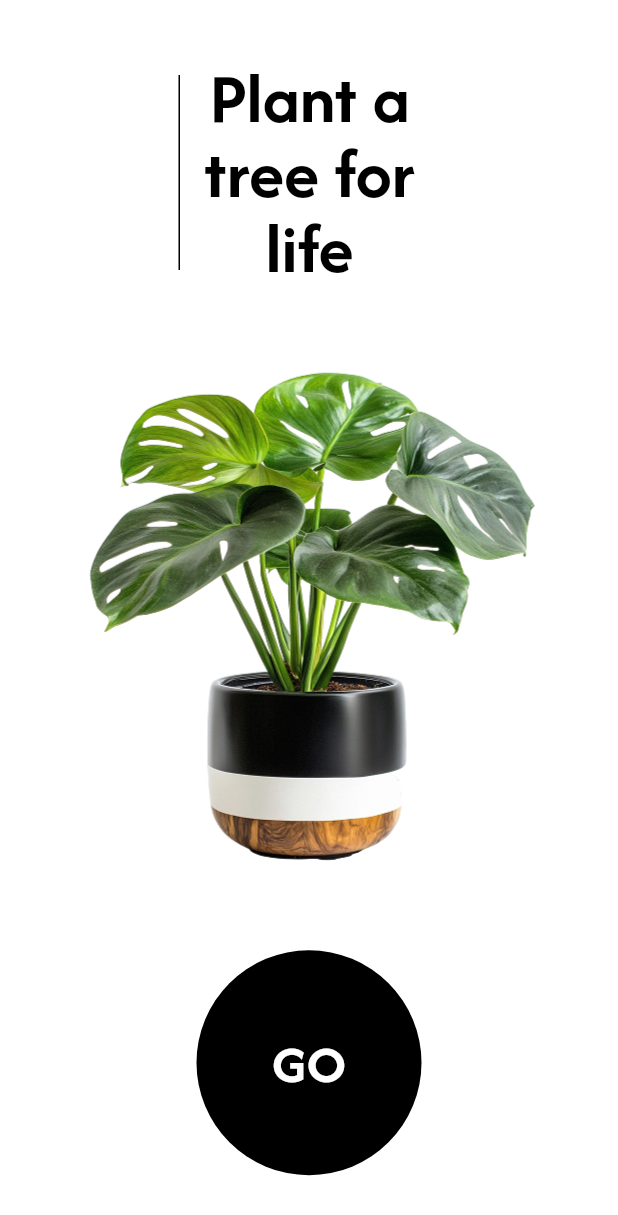
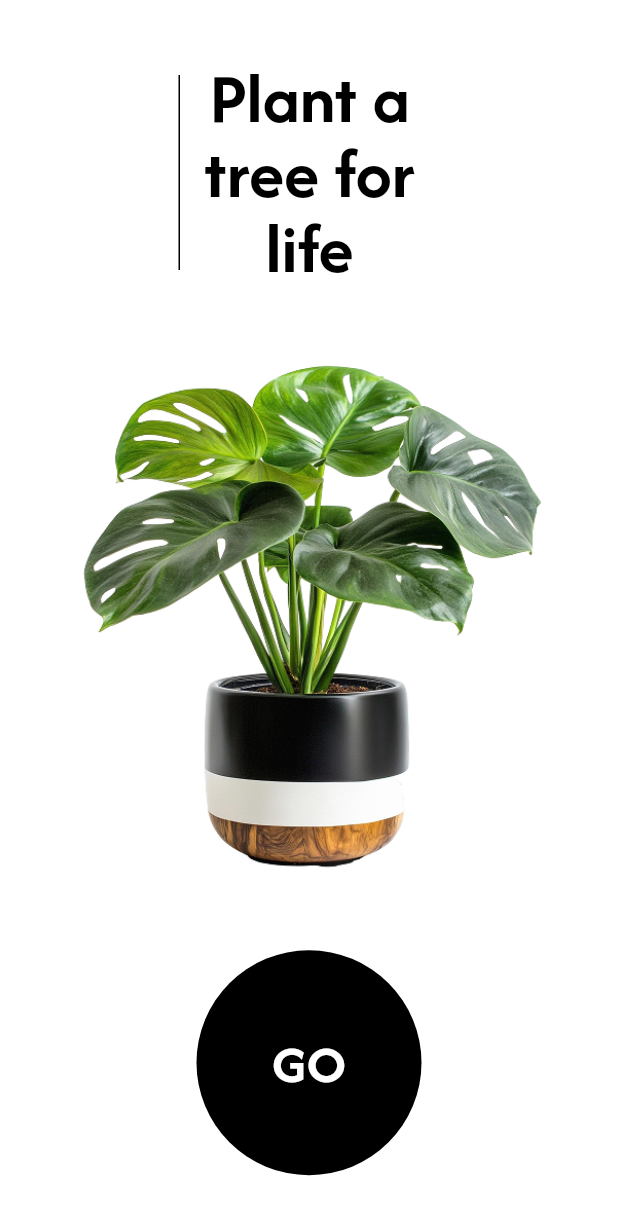
Before and after one commit to SherazAli-67/minimalist-plants-ui, a Flutter app: the screen it shows after launch, on a phone screen of 412 x 824 dp. Shown: the top 1215 px of the screen. Run offline on Flutter 3.47's test engine with Material 3 defaults, Android fonts, the phone set to English and light mode, and no system bars; our stand-ins replace flutter_svg, go_router.

Commit message:
Minimalist Plants App - Welcome screen animation set

```diff
--- a/lib/presentation/screens/welcome_screen.dart
+++ b/lib/presentation/screens/welcome_screen.dart
@@ -7,13 +7,140 @@ import 'package:plants_app_ui/core/app_textstyles.dart';
 import 'package:plants_app_ui/core/asset_res.dart';
 import 'package:plants_app_ui/routing/router.dart';
 
-class WelcomeScreen extends StatelessWidget {
+class WelcomeScreen extends StatefulWidget {
   const WelcomeScreen({super.key});
+
+  @override
+  State<WelcomeScreen> createState() => _WelcomeScreenState();
+}
+
+class _WelcomeScreenState extends State<WelcomeScreen>
+    with TickerProviderStateMixin {
+  static const _entranceDuration = Duration(milliseconds: 900);
+  static const _exitDuration = Duration(milliseconds: 280);
+  static const _breathDuration = Duration(milliseconds: 2400);
+
+  late final AnimationController _entranceController;
+  late final AnimationController _breathController;
+  late final AnimationController _exitController;
+  late final AnimationController _pressController;
+
+  late final Animation<double> _titleFade;
+  late final Animation<Offset> _titleSlide;
+  late final Animation<double> _imageFade;
+  late final Animation<double> _imageScale;
+  late final Animation<double> _buttonFade;
+  late final Animation<Offset> _buttonSlide;
+  late final Animation<double> _breathScale;
+  late final Animation<double> _exitFade;
+  late final Animation<double> _pressScale;
+
+  bool _isNavigating = false;
+
+  @override
+  void initState() {
+    super.initState();
+
+    _entranceController = AnimationController(
+      vsync: this,
+      duration: _entranceDuration,
+    );
+    _breathController = AnimationController(
+      vsync: this,
+      duration: _breathDuration,
+    );
+    _exitController = AnimationController(
+      vsync: this,
+      duration: _exitDuration,
+    );
+    _pressController = AnimationController(
+      vsync: this,
+      duration: const Duration(milliseconds: 120),
+    );
+
+    _titleFade = CurvedAnimation(
+      parent: _entranceController,
+      curve: const Interval(0.0, 0.4, curve: Curves.easeOut),
+    );
+    _titleSlide = Tween<Offset>(
+      begin: const Offset(0, 0.18),
+      end: Offset.zero,
+    ).animate(
+      CurvedAnimation(
+        parent: _entranceController,
+        curve: const Interval(0.0, 0.45, curve: Curves.easeOutCubic),
+      ),
+    );
+
+    _imageFade = CurvedAnimation(
+      parent: _entranceController,
+      curve: const Interval(0.25, 0.7, curve: Curves.easeOut),
+    );
+    _imageScale = Tween<double>(begin: 0.92, end: 1.0).animate(
+      CurvedAnimation(
+        parent: _entranceController,
+        curve: const Interval(0.25, 0.75, curve: Curves.easeOutCubic),
+      ),
+    );
+
+    _buttonFade = CurvedAnimation(
+      parent: _entranceController,
+      curve: const Interval(0.55, 1.0, curve: Curves.easeOut),
+    );
+    _buttonSlide = Tween<Offset>(
+      begin: const Offset(0, 0.35),
+      end: Offset.zero,
+    ).animate(
+      CurvedAnimation(
+        parent: _entranceController,
+        curve: const Interval(0.55, 1.0, curve: Curves.easeOutCubic),
+      ),
+    );
+
+    _breathScale = Tween<double>(begin: 1.0, end: 1.03).animate(
+      CurvedAnimation(parent: _breathController, curve: Curves.easeInOut),
+    );
+
+    _exitFade = Tween<double>(begin: 1.0, end: 0.0).animate(
+      CurvedAnimation(parent: _exitController, curve: Curves.easeIn),
+    );
+    _pressScale = Tween<double>(begin: 1.0, end: 0.92).animate(
+      CurvedAnimation(parent: _pressController, curve: Curves.easeOut),
+    );
+
+    _entranceController.forward().then((_) {
+      if (mounted) _breathController.repeat(reverse: true);
+    });
+  }
+
+  @override
+  void dispose() {
+    _entranceController.dispose();
+    _breathController.dispose();
+    _exitController.dispose();
+    _pressController.dispose();
+    super.dispose();
+  }
+
+  Future<void> _onGoPressed() async {
+    if (_isNavigating) return;
+    _isNavigating = true;
+
+    await _pressController.forward();
+    await _pressController.reverse();
+    _breathController.stop();
+    await _exitController.forward();
+
+    if (!mounted) return;
+    context.go(NamedRoutes.home.routeName);
+  }
 
   @override
   Widget build(BuildContext context) {
     return Scaffold(
-      body: SafeArea(
+      body: FadeTransition(
+        opacity: _exitFade,
+        child: SafeArea(
           child: Padding(
             padding: .fromLTRB(
               NumberConstant.horizontalPadding,
@@ -27,8 +154,9 @@ class WelcomeScreen extends StatelessWidget {
               children: [
                 Align(alignment: .centerLeft, child: _buildTitle()),
                 Expanded(child: Center(child: _buildPlantImage())),
-              _buildGoButton(context),
+                _buildGoButton(),
               ],
+            ),
           ),
         ),
       ),
@@ -36,7 +164,11 @@ class WelcomeScreen extends StatelessWidget {
   }
 
   Widget _buildTitle() {
-    return Row(
+    return FadeTransition(
+      opacity: _titleFade,
+      child: SlideTransition(
+        position: _titleSlide,
+        child: Row(
           mainAxisAlignment: .center,
           children: [
             Container(
@@ -46,31 +178,55 @@ class WelcomeScreen extends StatelessWidget {
             ),
             SizedBox(
               width: NumberConstant.welcomeTitleWidth,
-          child: Text(StringConst.welcomeTitle, textAlign: .center, style: AppTextStyles.welcomeTitle,),
+              child: Text(
+                StringConst.welcomeTitle,
+                textAlign: .center,
+                style: AppTextStyles.welcomeTitle,
+              ),
             ),
           ],
+        ),
+      ),
     );
   }
 
   Widget _buildPlantImage() {
-    return Image.asset(
+    return FadeTransition(
+      opacity: _imageFade,
+      child: ScaleTransition(
+        scale: _imageScale,
+        child: ScaleTransition(
+          scale: _breathScale,
+          child: Image.asset(
             AssetRes.welcomePageImg,
             width: NumberConstant.welcomePlantSize,
             height: NumberConstant.welcomePlantSize,
             fit: .contain,
+          ),
+        ),
+      ),
     );
   }
 
-  Widget _buildGoButton(BuildContext context) {
-    return GestureDetector(
-      onTap: () => context.go(NamedRoutes.home.routeName),
+  Widget _buildGoButton() {
+    return FadeTransition(
+      opacity: _buttonFade,
+      child: SlideTransition(
+        position: _buttonSlide,
+        child: ScaleTransition(
+          scale: _pressScale,
+          child: GestureDetector(
+            onTap: _onGoPressed,
             child: Container(
               decoration: BoxDecoration(
                 color: AppColors.blackColor,
                 shape: .circle,
               ),
               padding: .all(NumberConstant.goButtonPadding),
-        child: Text(StringConst.go, style: AppTextStyles.goButton,),
+              child: Text(StringConst.go, style: AppTextStyles.goButton),
+            ),
+          ),
+        ),
       ),
     );
   }
```
Lines whose indentation alone changed are shown as unchanged.
